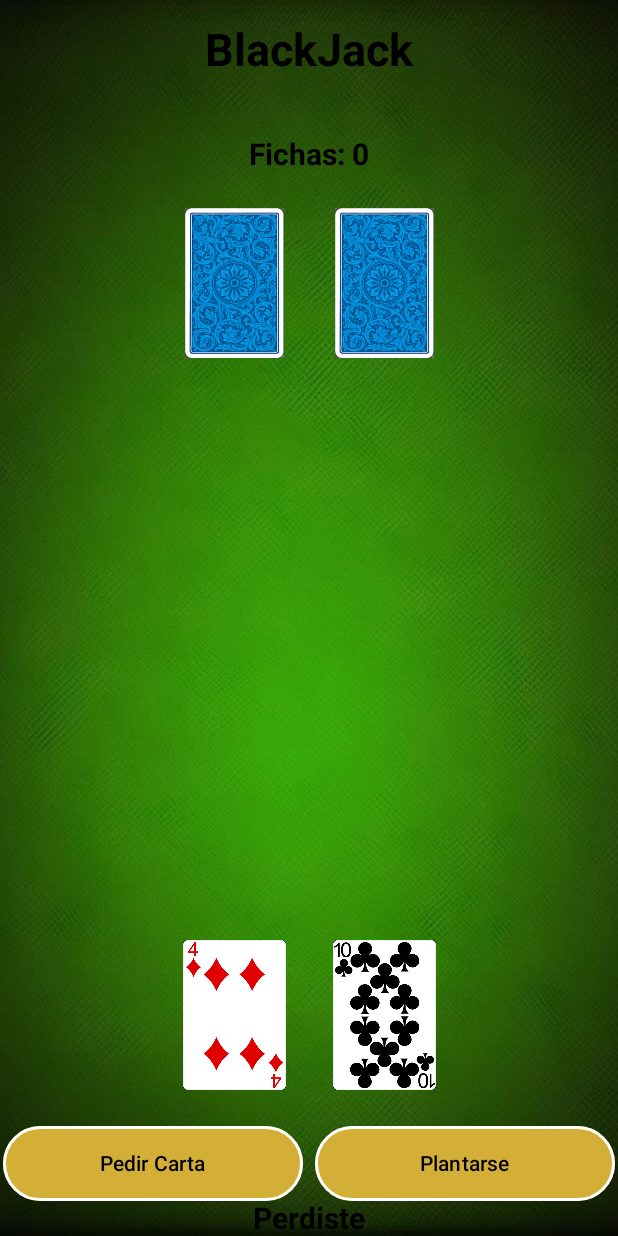
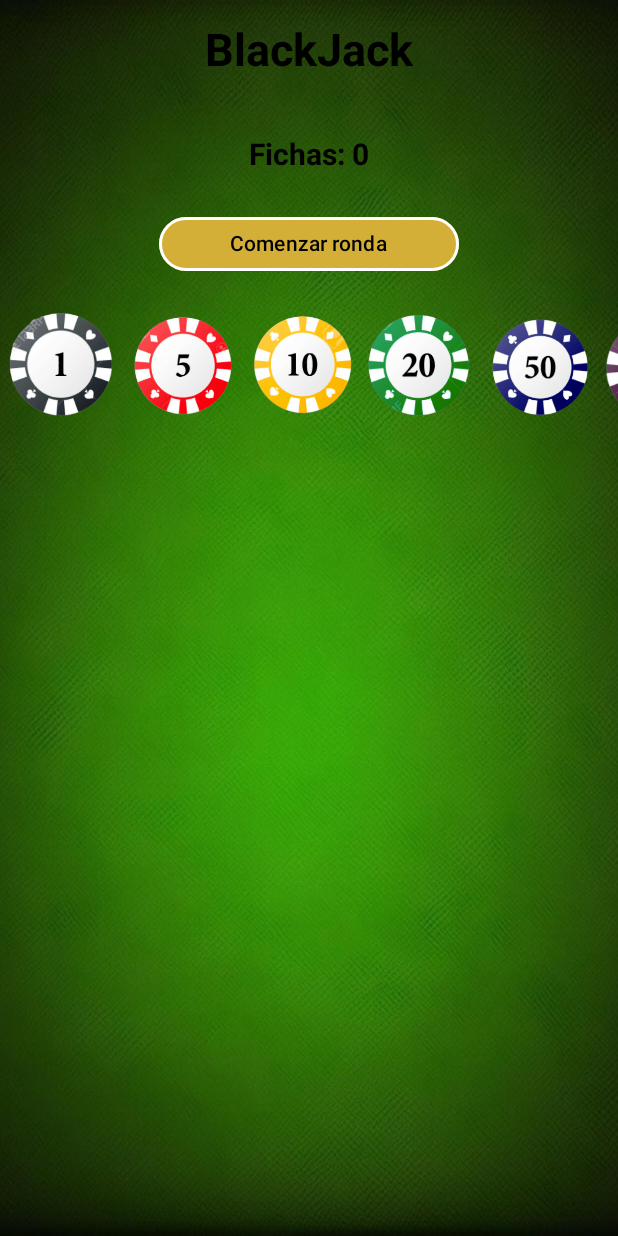
Before and after one commit to IES-Rafael-Alberti/2dam-u2-pr-ctica-3-ra1-ra2-black-jack-agustrodmar, an Android app built with Jetpack Compose: the @Preview function JuegoContraMaquina, on a phone screen of 412 x 824 dp. Run offline under Robolectric (Android 15) with nearby library versions, the phone set to English and light mode, and no system bars.

Commit message:
He creado una data class ficha y he añadido los drawable a la función composable

```diff
--- /dev/null
+++ b/app/src/main/java/com/arodmar432p/practica3blackjack/Ficha.kt
@@ -0,0 +1,6 @@
+package com.arodmar432p.practica3blackjack
+
+data class Ficha(
+    val valor: Int,
+    val idDrawable: Int
+)
--- a/app/src/main/java/com/arodmar432p/practica3blackjack/JuegoViewModel.kt
+++ b/app/src/main/java/com/arodmar432p/practica3blackjack/JuegoViewModel.kt
@@ -9,14 +9,19 @@ class JuegoViewModel(application: Application) : AndroidViewModel(application) {
     private val _estadoJuego = MutableStateFlow(EstadoJuego())
     val estadoJuego: StateFlow<EstadoJuego> = _estadoJuego
 
+    var juegoIniciado = false
     private var partida: Partida? = null
 
-    val baraja = Baraja
+    private val baraja = Baraja
     init {
         iniciarPartida()
     }
 
-    private fun iniciarPartida() {
+    fun hacerApuesta(valor: Int) {
+        partida?.jugador?.apuesta = valor
+    }
+
+    fun iniciarPartida() {
         // Crea una nueva baraja de cartas
         baraja.crearBaraja(getApplication())
 
--- a/app/src/main/java/com/arodmar432p/practica3blackjack/MainActivity.kt
+++ b/app/src/main/java/com/arodmar432p/practica3blackjack/MainActivity.kt
@@ -1,12 +1,11 @@
 package com.arodmar432p.practica3blackjack
 
-import android.graphics.Paint.Style
 import android.os.Bundle
 import androidx.activity.ComponentActivity
 import androidx.activity.compose.setContent
-import androidx.compose.foundation.background
 import androidx.compose.foundation.BorderStroke
 import androidx.compose.foundation.Image
+import androidx.compose.foundation.clickable
 import androidx.compose.foundation.layout.Arrangement
 import androidx.compose.foundation.layout.Box
 import androidx.compose.foundation.layout.Column
@@ -18,7 +17,6 @@ import androidx.compose.foundation.layout.padding
 import androidx.compose.foundation.layout.size
 import androidx.compose.foundation.layout.sizeIn
 import androidx.compose.foundation.layout.width
-import androidx.compose.foundation.lazy.LazyColumn
 import androidx.compose.foundation.lazy.LazyRow
 import androidx.compose.foundation.lazy.items
 import androidx.compose.material3.AlertDialog
@@ -44,7 +42,6 @@ import androidx.compose.ui.unit.sp
 import androidx.lifecycle.viewmodel.compose.viewModel
 import androidx.navigation.compose.rememberNavController
 import com.arodmar432p.practica3blackjack.ui.theme.Practica3BlackJackTheme
-
 
 
 
@@ -172,10 +169,42 @@ fun JuegoContraMaquina() {
             Text(text = "BlackJack", fontSize = 30.sp, fontWeight = FontWeight.Bold, modifier = Modifier.padding(16.dp))
             Spacer(modifier = Modifier.height(24.dp))
 
-            // Muestra las fichas del jugador
+            // Muestra las fichas del jugador en lugar de los puntos
             Text(text = "Fichas: ${estadoJuego.partida?.jugador?.fichas}", fontSize = 20.sp, fontWeight = FontWeight.Bold)
             Spacer(modifier = Modifier.height(24.dp))
 
+            if (!viewModel.juegoIniciado) {
+                Button(
+                    onClick = { viewModel.iniciarPartida() },
+                    colors = ButtonDefaults.buttonColors(containerColor = Color(0xFFD4AF37)),
+                    border = BorderStroke(2.dp, Color.White),
+                    modifier = Modifier.sizeIn(minWidth = 200.dp, minHeight = 50.dp).padding(bottom = 16.dp)
+                ) {
+                    Text("Comenzar ronda", color= Color.Black)
+                }
+
+                // Muestra las fichas para que el jugador haga su apuesta
+                LazyRow {
+                    val fichas = listOf(
+                        Ficha(1, R.drawable.f1),
+                        Ficha(5, R.drawable.f5),
+                        Ficha(10, R.drawable.f10),
+                        Ficha(20, R.drawable.f20),
+                        Ficha(50, R.drawable.f50),
+                        Ficha(100, R.drawable.f100),
+                        Ficha(500, R.drawable.f500),
+                        Ficha(1000, R.drawable.f1000),
+                        Ficha(5000, R.drawable.f5000)
+                    )
+                    items(fichas) { ficha ->
+                        val imagenFicha = painterResource(id = ficha.idDrawable)
+                        Image(painter = imagenFicha, contentDescription = null, modifier = Modifier.size(80.dp).clickable {
+                            // Se actualiza la apuesta del jugador
+                            viewModel.hacerApuesta(ficha.valor)
+                        })
+                    }
+                }
+            } else {
                 // Muestra las cartas del crupier boca abajo
                 LazyRow {
                     items(estadoJuego.partida?.crupier?.mano ?: emptyList()) { carta ->
@@ -227,3 +256,4 @@ fun JuegoContraMaquina() {
             }
         }
     }
+}
```
Also changed, not shown: app/src/main/res/drawable/f1000.png (renamed from app/src/main/res/drawable/f000.png), 5 other files. Lines whose indentation alone changed are shown as unchanged.
